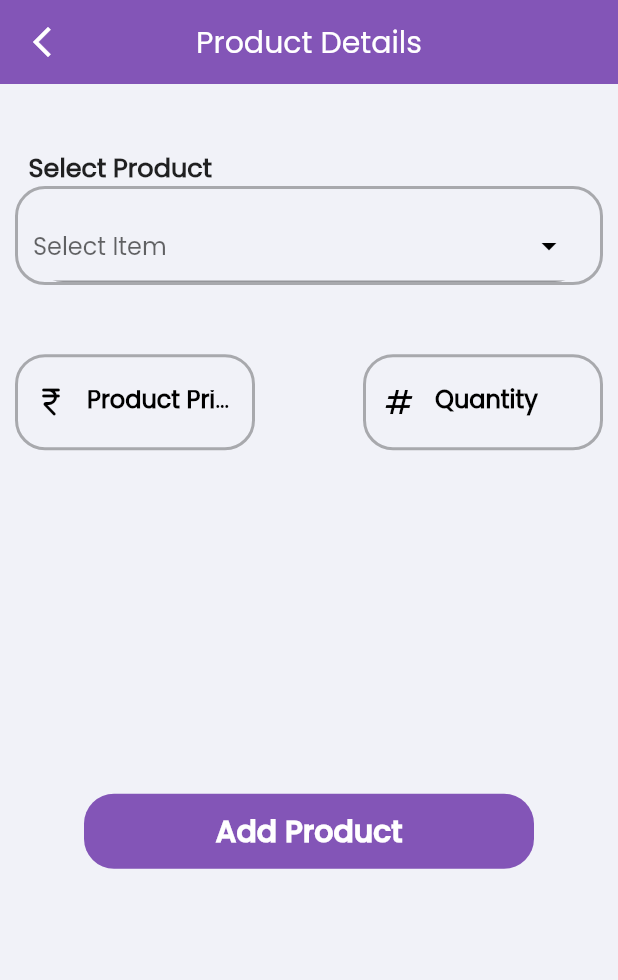
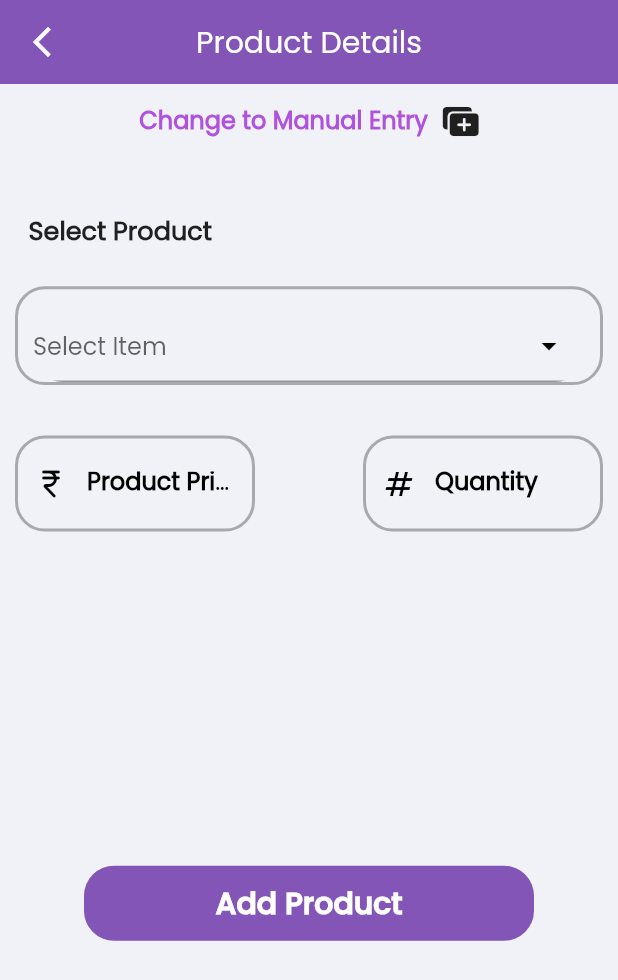
Before and after one commit to onwords-smart-solutions/my_office, a Flutter app: the ProductDetails screen opened directly, on a phone screen of 412 x 824 dp. Shown: the top 980 px of the screen. Run offline on Flutter 3.47's test engine with Material 2 defaults, Android fonts, the phone set to English and light mode, and no system bars; drawn by our look-alikes of dropdown_textfield; our stand-ins replace after_layout, audioplayers, auto_size_text, awesome_dialog, cached_network_image, cloud_firestore and 32 more; missing offline and left inert: dart:ffi, external_app_launcher, install_plugin_v2, qr_code_scanner, slide_to_confirm; accounts and stored records are empty; project files that could hold a hidden picture were left out.

Commit message:
changes made in invoice generator

```diff
--- a/lib/PR/customer_detail_screen.dart
+++ b/lib/PR/customer_detail_screen.dart
@@ -322,6 +322,7 @@ class _CustomerDetailScreenState extends State<CustomerDetailScreen> {
                       final time = singleNote['time'] ?? 'Not mentioned';
                       final note = singleNote['note'] ?? 'No notes added';
                       final audio = singleNote['audio_file'];
+                      final reminder = singleNote['reminder_date'];
 
                       return Container(
                         margin: const EdgeInsets.symmetric(vertical: 5.0),
@@ -331,6 +332,7 @@ class _CustomerDetailScreenState extends State<CustomerDetailScreen> {
                           updatedDate: date.toString(),
                           updatedStaff: name.toString(),
                           updatedTime: time.toString(),
+                          reminder: reminder.toString(),
                         ),
                       );
                     },
--- a/lib/PR/invoice_generator/pdf_class/installation_pdf_class.dart
+++ b/lib/PR/invoice_generator/pdf_class/installation_pdf_class.dart
@@ -112,7 +112,7 @@ class InstallationPdf {
       createText('Location', customerDetails.street, false, 10,0),
       createText('Phone', customerDetails.phone.toString(), false, 10,0),
       SizedBox(height: 1 * PdfPageFormat.mm),
-      createText('GSTIN', customerDetails.gst.toString(), false, 10,0),
+      customerDetails.gst.toString().isNotEmpty ?createText('GSTIN', customerDetails.gst.toString(), false, 10,0) : SizedBox.shrink()
     ],
   );
 
@@ -189,7 +189,7 @@ class InstallationPdf {
       SizedBox(height: 0.5 * PdfPageFormat.cm),
       Divider(),
       SizedBox(height: 2 * PdfPageFormat.mm),
-      buildBodyText("In Sync, with Smart World", true),
+      buildBodyText("In Sync, with Smarter World", true),
       SizedBox(height: 1 * PdfPageFormat.mm),
       // buildSimpleText(title: 'Paypal', value: invoice.supplier.paymentInfo),
     ],
--- a/lib/PR/invoice_generator/screens/add_products.dart
+++ b/lib/PR/invoice_generator/screens/add_products.dart
@@ -26,9 +26,13 @@ class _ProductDetailsState extends State<ProductDetails> {
 
   ///CONTROLLERS
   SingleValueDropDownController itemNameController =
-      SingleValueDropDownController();
+  SingleValueDropDownController();
   TextEditingController itemPriceController = TextEditingController();
   TextEditingController itemQtyController = TextEditingController();
+
+  final productName = TextEditingController();
+  final productPrice = TextEditingController();
+  final pageController = PageController();
 
   ///LISTS
   List<DropDownValueModel> productList = [];
@@ -86,6 +90,8 @@ class _ProductDetailsState extends State<ProductDetails> {
     });
   }
 
+  bool manualEntry = false;
+
   @override
   void initState() {
     getProducts();
@@ -97,6 +103,8 @@ class _ProductDetailsState extends State<ProductDetails> {
     itemNameController.dispose();
     itemQtyController.dispose();
     itemPriceController.dispose();
+    productName.dispose();
+    productPrice.dispose();
     super.dispose();
   }
 
@@ -125,11 +133,41 @@ class _ProductDetailsState extends State<ProductDetails> {
           child: Column(
             mainAxisAlignment: MainAxisAlignment.center,
             children: [
+              SizedBox(
+                // color: Colors.blue,
+                width: 300,
+                child: IconButton(
+                    onPressed: () {
+                      setState(() {
+                        manualEntry = !manualEntry;
+                        log(manualEntry.toString());
+                      });
+                    },
+                    icon: Row(
+                      mainAxisAlignment: MainAxisAlignment.center,
+                      children: [
+                        Text(manualEntry ? 'Change to DropDown' : 'Change to Manual Entry',
+                        style: TextStyle(
+                          fontSize: 16,
+                          fontWeight: FontWeight.w600,
+                          fontFamily: ConstantFonts.poppinsRegular,
+                          color: CupertinoColors.systemPurple
+                        ),),
+                        const SizedBox(
+                          width: 10,
+                        ),
+                        manualEntry
+                            ? const Icon(CupertinoIcons.arrow_2_circlepath)
+                            : const Icon(CupertinoIcons.plus_rectangle_fill_on_rectangle_fill),
+                      ],
+                    )),
+              ),
+
               /// Product Details
-              productDetails(height),
+              productDetails(height,manualEntry),
 
               /// Next Button
-              addButton(height),
+              addButton(height,manualEntry),
             ],
           ),
         ),
@@ -137,7 +175,10 @@ class _ProductDetailsState extends State<ProductDetails> {
     );
   }
 
-  Widget addButton(double height) {
+  Widget addButton(
+      double height,
+      bool isManual
+      ) {
     return Container(
         margin: EdgeInsets.only(top: height * 0.25),
         child: Button('Add Product', () {
@@ -150,13 +191,12 @@ class _ProductDetailsState extends State<ProductDetails> {
 
             Provider.of<InvoiceProvider>(context, listen: false).addProduct(
               ListOfTable(
-                  productName: itemNameController.dropDownValue!.name,
+                  productName: isManual ? productName.text :itemNameController.dropDownValue!.name,
                   productQuantity: int.parse(itemQtyController.text),
                   productPrice: int.parse(itemPriceController.text),
-                  subTotalList: int.parse(itemQtyController.text) *
-                      int.parse(maxPriceStringVal.toString()),
-                  minPrice: int.parse(minPriceStringVal.toString()),
-                  obcPrice: int.parse(obcPriceStringVal.toString())),
+                  subTotalList: isManual ? int.parse(itemQtyController.text) * int.parse(itemPriceController.text.toString()) :  int.parse(itemQtyController.text) * int.parse(maxPriceStringVal.toString()),
+                  minPrice: isManual ? int.parse(itemPriceController.text) : int.parse(minPriceStringVal.toString()),
+                  obcPrice: isManual ? int.parse(itemPriceController.text) : int.parse(obcPriceStringVal.toString())),
             );
             Navigator.pop(context);
 
@@ -167,12 +207,12 @@ class _ProductDetailsState extends State<ProductDetails> {
         }).button());
   }
 
-  Widget productDetails(double height) {
+  Widget productDetails(double height, bool isManualEntry) {
     return Container(
       margin: const EdgeInsets.only(top: 20),
       height: height * 0.3,
       decoration: BoxDecoration(
-          // color: Colors.blueGrey,
+        // color: Colors.blueGrey,
           borderRadius: BorderRadius.circular(20)),
       child: Column(
         mainAxisAlignment: MainAxisAlignment.spaceAround,
@@ -182,13 +222,38 @@ class _ProductDetailsState extends State<ProductDetails> {
           Column(
             crossAxisAlignment: CrossAxisAlignment.start,
             children: [
-              Text('  Select Product',style: TextStyle(fontSize: 17,fontWeight: FontWeight.w600, fontFamily: ConstantFonts.poppinsRegular),),
-              Container(
+              Text(
+                isManualEntry
+                    ? '  Enter Product Name\n'  : '  Select Product\n',
+                style: TextStyle(
+                    fontSize: 17,
+                    fontWeight: FontWeight.w600,
+                    fontFamily: ConstantFonts.poppinsRegular),
+              ),
+              isManualEntry
+                  ? TextFiledWidget(
+                isEnable: true,
+                controller: productName,
+                textInputType: TextInputType.name,
+                textInputAction: TextInputAction.next,
+                hintName: 'Product Name',
+                icon: const Icon(Icons.currency_rupee_rounded,
+                    color: Colors.black),
+                maxLength: 1000,
+                validator: (value) {
+                  if (value == null || value.isEmpty) {
+                    return 'Fill Product Name';
+                  }
+                  return null;
+                },
+              ).textInputFiled()
+                  : Container(
                 padding: const EdgeInsets.symmetric(horizontal: 10),
                 height: height * .08,
                 decoration: BoxDecoration(
                   borderRadius: BorderRadius.circular(20),
-                  border: Border.all(color: Colors.black.withOpacity(0.3), width: 2),
+                  border: Border.all(
+                      color: Colors.black.withOpacity(0.3), width: 2),
                 ),
                 alignment: Alignment.bottomCenter,
                 child: ClipRRect(
@@ -196,13 +261,15 @@ class _ProductDetailsState extends State<ProductDetails> {
                   child: DropDownTextField(
                     // initialValue: "name4",
                     controller: itemNameController,
-                    textStyle: TextStyle(fontWeight: FontWeight.w600, fontFamily: ConstantFonts.poppinsRegular),
+                    textStyle: TextStyle(
+                        fontWeight: FontWeight.w600,
+                        fontFamily: ConstantFonts.poppinsRegular),
                     clearOption: true,
                     enableSearch: true,
                     dropDownIconProperty: IconProperty(
                         icon: Icons.arrow_drop_down, color: Colors.black),
-                    clearIconProperty:
-                        IconProperty(color: Colors.black, icon: Icons.clear),
+                    clearIconProperty: IconProperty(
+                        color: Colors.black, icon: Icons.clear),
                     // dropdownColor: Colors.orange,
                     searchDecoration: InputDecoration(
                       hintText: "Select Product",
@@ -212,7 +279,10 @@ class _ProductDetailsState extends State<ProductDetails> {
                       ),
                     ),
 
-                    listTextStyle: TextStyle(fontWeight: FontWeight.w600, fontFamily: ConstantFonts.poppinsRegular, fontSize: 16),
+                    listTextStyle: TextStyle(
+                        fontWeight: FontWeight.w600,
+                        fontFamily: ConstantFonts.poppinsRegular,
+                        fontSize: 16),
                     validator: (value) {
                       if (value == null) {
                         return "Required Product Name";
@@ -223,7 +293,8 @@ class _ProductDetailsState extends State<ProductDetails> {
                     dropDownItemCount: 6,
                     dropDownList: productList,
                     onChanged: (val) {
-                      selectedItemName = itemNameController.dropDownValue?.name;
+                      selectedItemName =
+                          itemNameController.dropDownValue?.name;
                       getSelectedProductsDetails();
                     },
                   ),
@@ -239,12 +310,13 @@ class _ProductDetailsState extends State<ProductDetails> {
               SizedBox(
                 width: 160,
                 child: TextFiledWidget(
-                  isEnable: false,
+                  isEnable: isManualEntry ? true : false,
                   controller: itemPriceController,
                   textInputType: TextInputType.number,
                   textInputAction: TextInputAction.next,
                   hintName: 'Product Price',
-                  icon: const Icon(Icons.currency_rupee_rounded, color: Colors.black),
+                  icon: const Icon(Icons.currency_rupee_rounded,
+                      color: Colors.black),
                   maxLength: 20,
                   validator: (value) {
                     if (value == null || value.isEmpty) {
@@ -254,6 +326,7 @@ class _ProductDetailsState extends State<ProductDetails> {
                   },
                 ).textInputFiled(),
               ),
+
               ///QUANTITY FILED
               SizedBox(
                 width: 160,
@@ -272,8 +345,6 @@ class _ProductDetailsState extends State<ProductDetails> {
                   },
                 ).textInputFiled(),
               ),
-
-
             ],
           )
         ],
--- a/lib/app_version/version.dart
+++ b/lib/app_version/version.dart
@@ -1,6 +1,6 @@
 class AppConstants{
-  static String displayVersion = '1.1.19';
+  static String displayVersion = '1.1.20';
 
-  static String pubVersion = '1.1.19+37';
+  static String pubVersion = '1.1.20+39';
 
 }
--- a/lib/home/user_home_screen.dart
+++ b/lib/home/user_home_screen.dart
@@ -148,7 +148,7 @@ class _UserHomeScreenState extends State<UserHomeScreen> {
         setTime: isNotificationSet);
   }
 
-  //CHECKING APP VERSION..//
+  //CHECKING APP VERSION..
   Future<void> checkAppVersion() async {
     final ref = FirebaseDatabase.instance.ref();
     ref.child('myOffice').once().then((value) {
--- /dev/null
+++ b/lib/models/reminder_model.dart
@@ -0,0 +1,3 @@
+class ReminderModel{
+
+}
--- a/pubspec.yaml
+++ b/pubspec.yaml
@@ -17,7 +17,7 @@ publish_to: 'none' # Remove this line if you wish to publish to pub.dev
 # https://developer.apple.com/library/archive/documentation/General/Reference/InfoPlistKeyReference/Articles/CoreFoundationKeys.html
 # In Windows, build-name is used as the major, minor, and patch parts
 # of the product and file versions while build-number is used as the build suffix.
-version: 1.1.19+37
+version: 1.1.20+39
 
 environment:
   sdk: '>=2.18.6 <3.0.0'
```
Also changed, not shown: lib/PR/add_notes.dart (+32 -1 lines), lib/PR/invoice_generator/pdf_class/inv_qtn_pdf.dart (+8 -8 lines), lib/PR/note_item.dart (+20 -2 lines), lib/PR/reminder_screen.dart (added, +30 -0 lines), lib/constant/app_defaults.dart (+7 -1 lines), assets/reminder.png (added).
